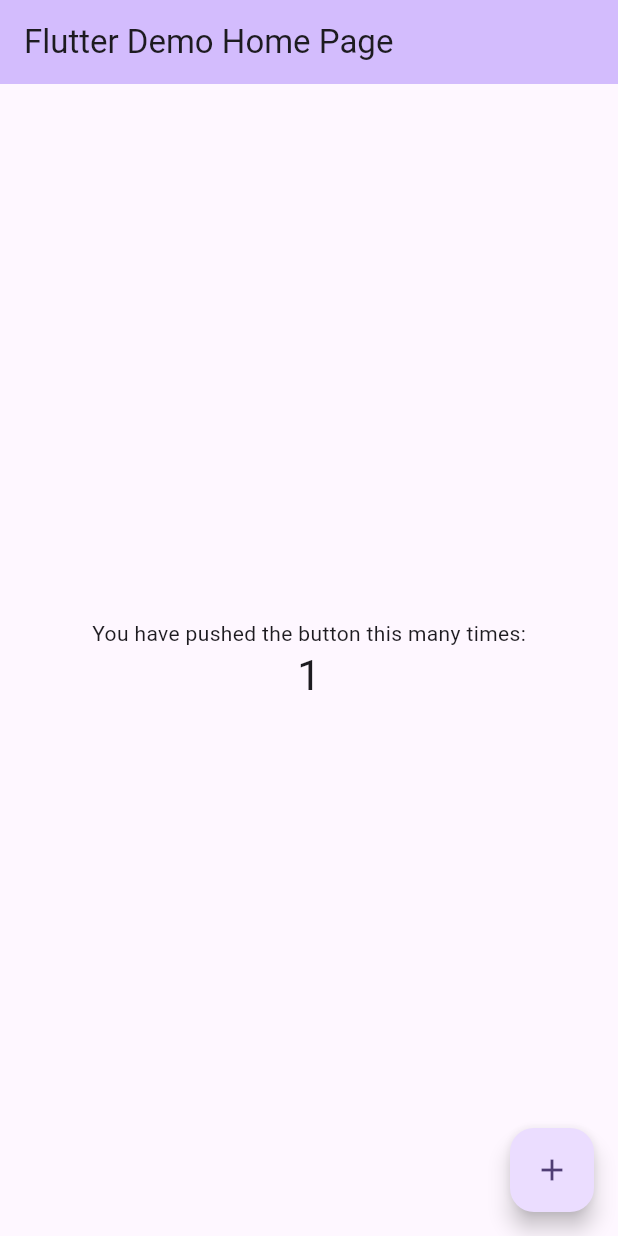
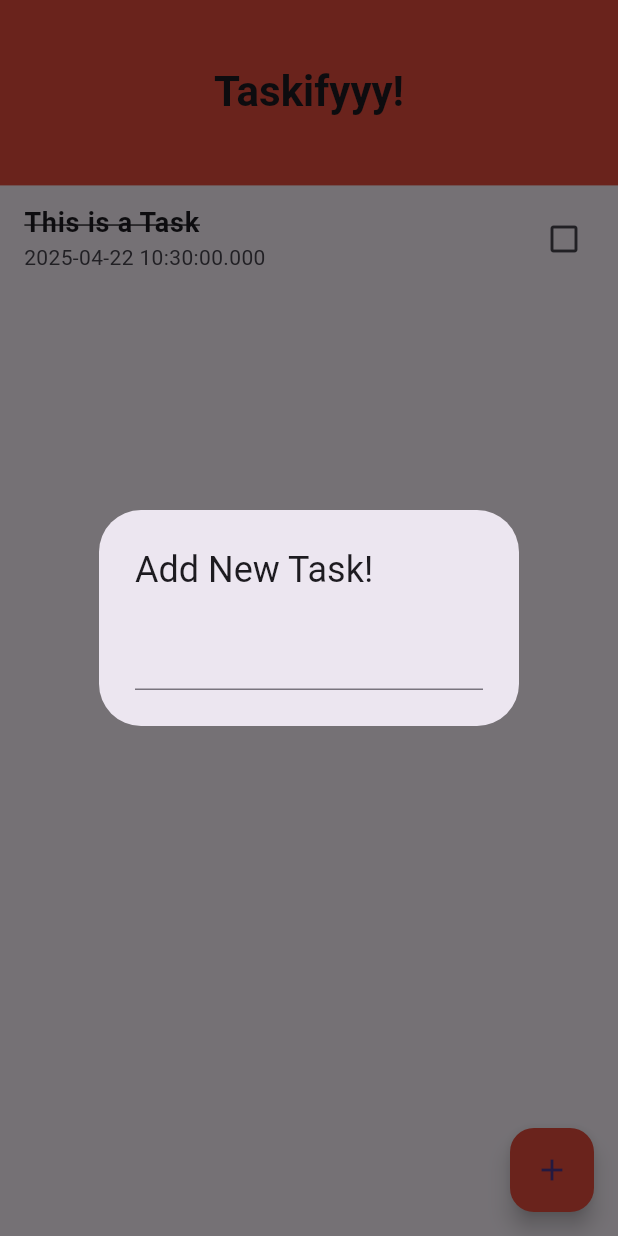
Before and after one commit to Shayan7Khan/Taskifyyyy, a Flutter app: the screen it shows after launch, after a tap on the "add" icon, on a phone screen of 412 x 824 dp. Run offline on Flutter 3.47's test engine with Material 3 defaults, Android fonts, the phone set to English and light mode, and no system bars; our stand-ins replace hive_flutter; accounts and stored records are empty.

Commit message:
Done with the UI

```diff
--- a/task/lib/main.dart
+++ b/task/lib/main.dart
@@ -1,122 +1,17 @@
 import 'package:flutter/material.dart';
+import 'package:task/pages/home_page.dart';
+import 'package:hive_flutter/hive_flutter.dart';
 
-void main() {
+void main() async {
+  await Hive.initFlutter("task\hive_box");
   runApp(const MyApp());
 }
 
 class MyApp extends StatelessWidget {
   const MyApp({super.key});
 
-  // This widget is the root of your application.
   @override
   Widget build(BuildContext context) {
-    return MaterialApp(
-      title: 'Flutter Demo',
-      theme: ThemeData(
-        // This is the theme of your application.
-        //
-        // TRY THIS: Try running your application with "flutter run". You'll see
-        // the application has a purple toolbar. Then, without quitting the app,
-        // try changing the seedColor in the colorScheme below to Colors.green
-        // and then invoke "hot reload" (save your changes or press the "hot
-        // reload" button in a Flutter-supported IDE, or press "r" if you used
-        // the command line to start the app).
-        //
-        // Notice that the counter didn't reset back to zero; the application
-        // state is not lost during the reload. To reset the state, use hot
-        // restart instead.
-        //
-        // This works for code too, not just values: Most code changes can be
-        // tested with just a hot reload.
-        colorScheme: ColorScheme.fromSeed(seedColor: Colors.deepPurple),
-      ),
-      home: const MyHomePage(title: 'Flutter Demo Home Page'),
-    );
+    return MaterialApp(title: 'Taskifyyy', home: HomePage());
   }
 }
-
-class MyHomePage extends StatefulWidget {
-  const MyHomePage({super.key, required this.title});
-
-  // This widget is the home page of your application. It is stateful, meaning
-  // that it has a State object (defined below) that contains fields that affect
-  // how it looks.
-
-  // This class is the configuration for the state. It holds the values (in this
-  // case the title) provided by the parent (in this case the App widget) and
-  // used by the build method of the State. Fields in a Widget subclass are
-  // always marked "final".
-
-  final String title;
-
-  @override
-  State<MyHomePage> createState() => _MyHomePageState();
-}
-
-class _MyHomePageState extends State<MyHomePage> {
-  int _counter = 0;
-
-  void _incrementCounter() {
-    setState(() {
-      // This call to setState tells the Flutter framework that something has
-      // changed in this State, which causes it to rerun the build method below
-      // so that the display can reflect the updated values. If we changed
-      // _counter without calling setState(), then the build method would not be
-      // called again, and so nothing would appear to happen.
-      _counter++;
-    });
-  }
-
-  @override
-  Widget build(BuildContext context) {
-    // This method is rerun every time setState is called, for instance as done
-    // by the _incrementCounter method above.
-    //
-    // The Flutter framework has been optimized to make rerunning build methods
-    // fast, so that you can just rebuild anything that needs updating rather
-    // than having to individually change instances of widgets.
-    return Scaffold(
-      appBar: AppBar(
-        // TRY THIS: Try changing the color here to a specific color (to
-        // Colors.amber, perhaps?) and trigger a hot reload to see the AppBar
-        // change color while the other colors stay the same.
-        backgroundColor: Theme.of(context).colorScheme.inversePrimary,
-        // Here we take the value from the MyHomePage object that was created by
-        // the App.build method, and use it to set our appbar title.
-        title: Text(widget.title),
-      ),
-      body: Center(
-        // Center is a layout widget. It takes a single child and positions it
-        // in the middle of the parent.
-        child: Column(
-          // Column is also a layout widget. It takes a list of children and
-          // arranges them vertically. By default, it sizes itself to fit its
-          // children horizontally, and tries to be as tall as its parent.
-          //
-          // Column has various properties to control how it sizes itself and
-          // how it positions its children. Here we use mainAxisAlignment to
-          // center the children vertically; the main axis here is the vertical
-          // axis because Columns are vertical (the cross axis would be
-          // horizontal).
-          //
-          // TRY THIS: Invoke "debug painting" (choose the "Toggle Debug Paint"
-          // action in the IDE, or press "p" in the console), to see the
-          // wireframe for each widget.
-          mainAxisAlignment: MainAxisAlignment.center,
-          children: <Widget>[
-            const Text('You have pushed the button this many times:'),
-            Text(
-              '$_counter',
-              style: Theme.of(context).textTheme.headlineMedium,
-            ),
-          ],
-        ),
-      ),
-      floatingActionButton: FloatingActionButton(
-        onPressed: _incrementCounter,
-        tooltip: 'Increment',
-        child: const Icon(Icons.add),
-      ), // This trailing comma makes auto-formatting nicer for build methods.
-    );
-  }
-}
--- /dev/null
+++ b/task/lib/models/task.dart
@@ -0,0 +1,19 @@
+class Task {
+  String content;
+  DateTime time;
+  bool done;
+
+  Task({required this.content, required this.time, required this.done});
+
+  factory Task.fromMap(Map task) {
+    return Task(
+      content: task['content'],
+      time: task['time'],
+      done: task['done'],
+    );
+  }
+
+  Map toMap() {
+    return {'content': content, 'time': time, 'done': done};
+  }
+}
--- /dev/null
+++ b/task/lib/pages/home_page.dart
@@ -0,0 +1,81 @@
+import 'package:flutter/material.dart';
+
+class HomePage extends StatefulWidget {
+  const HomePage({super.key});
+
+  @override
+  State<HomePage> createState() => _HomePageState();
+}
+
+class _HomePageState extends State<HomePage> {
+  late double _deviceHeight;
+
+  String? _newTaskAdded;
+  @override
+  Widget build(BuildContext context) {
+    _deviceHeight = MediaQuery.of(context).size.height;
+    print('New Task Added: $_newTaskAdded');
+    return Scaffold(
+      appBar: AppBar(
+        centerTitle: true,
+        title: Text(
+          'Taskifyyy!',
+          style: TextStyle(fontWeight: FontWeight.bold, fontSize: 28),
+        ),
+        toolbarHeight: _deviceHeight * 0.15,
+        backgroundColor: Color.fromRGBO(231, 76, 60, 1),
+      ),
+      body: _taskList(),
+      floatingActionButton: _addTaskButton(),
+    );
+  }
+
+  Widget _addTaskButton() {
+    return FloatingActionButton(
+      onPressed: () {
+        return _displayTaskPop();
+      },
+      backgroundColor: Color.fromRGBO(231, 76, 60, 1),
+      child: Icon(Icons.add),
+    );
+  }
+
+  _displayTaskPop() {
+    return showDialog(
+      context: context,
+      builder: (ctx) {
+        return AlertDialog(
+          title: Text('Add New Task!'),
+
+          content: TextField(
+            onSubmitted: (value) {},
+            onChanged: (value) {
+              setState(() {
+                _newTaskAdded = value;
+              });
+            },
+          ),
+        );
+      },
+    );
+  }
+
+  Widget _taskList() {
+    return ListView(
+      children: [
+        ListTile(
+          title: Text(
+            'This is a Task',
+            style: TextStyle(
+              fontWeight: FontWeight.bold,
+              fontSize: 18,
+              decoration: TextDecoration.lineThrough,
+            ),
+          ),
+          subtitle: Text(DateTime.now().toString()),
+          trailing: Icon(Icons.check_box_outline_blank),
+        ),
+      ],
+    );
+  }
+}
--- a/task/pubspec.yaml
+++ b/task/pubspec.yaml
@@ -34,6 +34,8 @@ dependencies:
   # The following adds the Cupertino Icons font to your application.
   # Use with the CupertinoIcons class for iOS style icons.
   cupertino_icons: ^1.0.8
+  hive: ^2.2.3
+  hive_flutter: ^1.1.0
 
 dev_dependencies:
   flutter_test:
```
Also changed, not shown: task/pubspec.lock, 1 other file.
